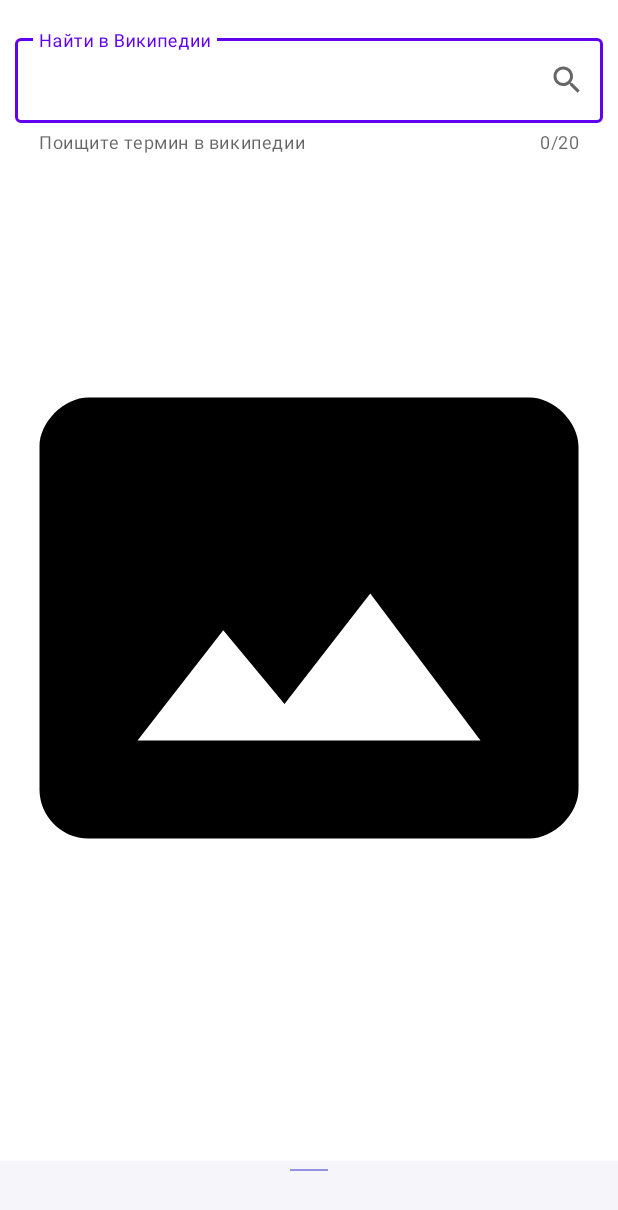
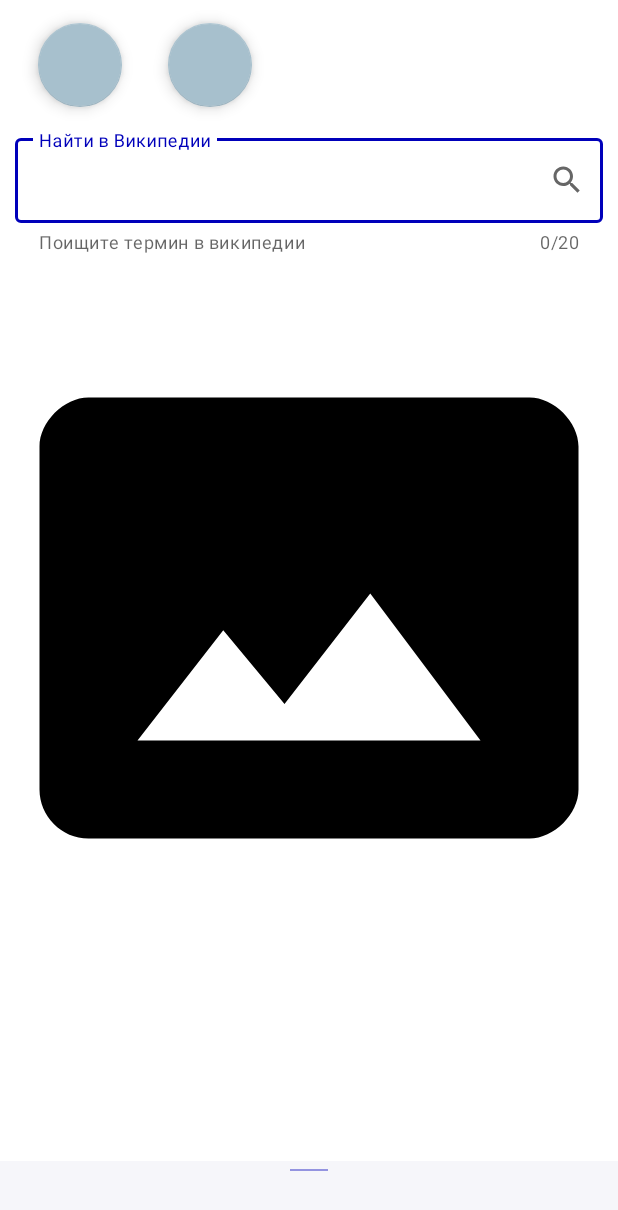
Before and after one commit to TimurAbyzbaev/nasaApp, an Android app: the layout fragment_main.xml on its own in the app's theme, with its tools: preview values and no code run, on a phone screen of 412 x 824 dp. Shown: the top 1210 px of the screen. Run offline under Robolectric (Android 15) with nearby library versions, the phone set to English and light mode, and no system bars.

Commit message:
Themes part 2. Не законченное

```diff
--- a/app/src/main/java/ru/abyzbaev/nasaapp/MainActivity.kt
+++ b/app/src/main/java/ru/abyzbaev/nasaapp/MainActivity.kt
@@ -6,14 +6,16 @@ import ru.abyzbaev.nasaapp.databinding.ActivityMainBinding
 import ru.abyzbaev.nasaapp.ui.main.PictureOfTheDayFragment
 
 class MainActivity : AppCompatActivity() {
-
+    val THEME = "THEME"
     private lateinit var binding: ActivityMainBinding
 
     override fun onCreate(savedInstanceState: Bundle?) {
         super.onCreate(savedInstanceState)
         binding = ActivityMainBinding.inflate(layoutInflater)
         setContentView(binding.root)
+        setTheme(R.style.PinkTheme)
         if (savedInstanceState == null) {
+
             supportFragmentManager.beginTransaction()
                 .replace(R.id.container, PictureOfTheDayFragment.newInstance())
                 .commitNow()
--- a/app/src/main/res/layout/fragment_main.xml
+++ b/app/src/main/res/layout/fragment_main.xml
@@ -1,6 +1,7 @@
 <?xml version="1.0" encoding="utf-8"?>
 <androidx.coordinatorlayout.widget.CoordinatorLayout xmlns:android="http://schemas.android.com/apk/res/android"
     xmlns:app="http://schemas.android.com/apk/res-auto"
+    xmlns:tools="http://schemas.android.com/tools"
     android:layout_width="match_parent"
     android:layout_height="match_parent">
 
@@ -23,10 +24,9 @@
             app:endIconDrawable="@drawable/ic_baseline_search_24"
             app:endIconMode="custom"
             app:helperText="@string/wiki_helper_text"
-            android:layout_marginTop="20dp"
-            app:layout_constraintTop_toTopOf="parent"
             app:layout_constraintEnd_toEndOf="parent"
-            app:layout_constraintStart_toStartOf="parent">
+            app:layout_constraintStart_toStartOf="parent"
+            app:layout_constraintTop_toBottomOf="@+id/themeButtonsLayout">
 
             <com.google.android.material.textfield.TextInputEditText
                 android:id="@+id/input_edit_text"
@@ -45,6 +45,37 @@
             app:layout_constraintStart_toStartOf="parent"
             app:layout_constraintTop_toTopOf="parent"
             app:srcCompat="@drawable/ic_no_photo_vector" />
+        <LinearLayout
+            android:layout_width="match_parent"
+            android:layout_height="wrap_content"
+            android:id="@+id/themeButtonsLayout"
+            android:orientation="horizontal"
+            app:layout_constraintTop_toTopOf="parent">
+
+            <com.google.android.material.floatingactionbutton.FloatingActionButton
+                android:id="@+id/buttonThm1"
+                android:layout_width="wrap_content"
+                android:layout_height="wrap_content"
+                android:layout_margin="@dimen/default_margin"
+                android:layout_marginLeft="60dp"
+                android:layout_weight="1"
+                android:contentDescription="@string/change_theme"
+                android:text="@string/Button1" />
+
+            <com.google.android.material.floatingactionbutton.FloatingActionButton
+                android:id="@+id/buttonThm2"
+                android:layout_width="wrap_content"
+                android:layout_height="wrap_content"
+                android:layout_margin="@dimen/default_margin"
+                android:layout_weight="6"
+                android:contentDescription="@string/change_theme"
+                android:text="@string/Button2" />
+
+
+
+        </LinearLayout>
+
+
 
     </androidx.constraintlayout.widget.ConstraintLayout>
 
--- a/app/src/main/res/values-night/themes.xml
+++ b/app/src/main/res/values-night/themes.xml
@@ -6,8 +6,8 @@
         <item name="colorPrimaryVariant">@color/purple_700</item>
         <item name="colorOnPrimary">@color/black</item>
         <!-- Secondary brand color. -->
-        <item name="colorSecondary">@color/teal_200</item>
-        <item name="colorSecondaryVariant">@color/teal_200</item>
+        <item name="colorSecondary">@color/teal_700</item>
+        <item name="colorSecondaryVariant">@color/green</item>
         <item name="colorOnSecondary">@color/black</item>
         <!-- Status bar color. -->
         <item name="android:statusBarColor" tools:targetApi="l">?attr/colorPrimaryVariant</item>
--- a/app/src/main/res/values/attr.xml
+++ b/app/src/main/res/values/attr.xml
@@ -2,4 +2,6 @@
 <resources>
     <attr name="textColorConnected" format="reference"/>
     <attr name="textColorDisConnected" format="reference"/>
+    <attr name="themeColorPrimary" format="reference"/>
+
 </resources>
--- /dev/null
+++ b/app/src/main/res/values/dimens.xml
@@ -0,0 +1,4 @@
+<?xml version="1.0" encoding="utf-8"?>
+<resources>
+    <dimen name="default_margin">15dp</dimen>
+</resources>
--- a/app/src/main/res/values/strings.xml
+++ b/app/src/main/res/values/strings.xml
@@ -6,4 +6,7 @@
     <string name="favourite">favourite</string>
     <string name="settings">settings</string>
     <string name="search">Search</string>
+    <string name="Button1">Theme 1</string>
+    <string name="Button2">Theme 2</string>
+    <string name="change_theme">Change theme</string>
 </resources>
--- a/app/src/main/res/values/themes.xml
+++ b/app/src/main/res/values/themes.xml
@@ -2,27 +2,43 @@
     <!-- Base application theme. -->
     <style name="Theme.NasaApp" parent="Theme.MaterialComponents.DayNight.DarkActionBar">
         <!-- Primary brand color. -->
-        <item name="colorPrimary">@color/purple_500</item>
+        <item name="colorPrimary">?themeColorPrimary</item>
         <item name="colorPrimaryVariant">@color/purple_700</item>
         <item name="colorOnPrimary">@color/white</item>
         <!-- Secondary brand color. -->
-        <item name="colorSecondary">@color/teal_200</item>
+        <item name="colorSecondary">@color/green</item>
         <item name="colorSecondaryVariant">@color/teal_700</item>
         <item name="colorOnSecondary">@color/black</item>
         <!-- Status bar color. -->
         <item name="android:statusBarColor" tools:targetApi="l">?attr/colorPrimaryVariant</item>
         <!-- Customize your theme here. -->
+        <item name="themeColorPrimary">@color/colorPrimary</item>
+
     </style>
 
-    <style name="IndigoTheme" parent="Theme.MaterialComponents.DayNight.NoActionBar">
-        <item name="colorPrimary">@color/indigo</item>
+    <style name="AppTheme" parent="Theme.NasaApp">
+        <item name="colorPrimary">?themeColorPrimary</item>
+        <item name="textColorConnected">@color/green</item>
+        <item name="textColorDisConnected">@color/light_gray</item>
+    </style>
+
+
+    <style name="IndigoTheme" parent="Theme.NasaApp">
         <item name="colorPrimaryVariant">@color/indigo_dark</item>
+        <item name="colorPrimary">@color/indigo_dark</item>
         <item name="colorSecondary">@color/light_gray</item>
         <item name="colorSecondaryVariant">@color/light_gray</item>
         <item name="colorOnSecondary">@color/black</item>
-        <item name="textColorConnected">@color/green</item>
-        <item name="textColorDisConnected">@color/light_gray</item>
+        <item name="themeColorPrimary">@color/teal_700</item>
+    </style>
 
+    <style name="PinkTheme" parent="Theme.NasaApp">
+        <item name="colorPrimaryVariant">@color/pink_dark</item>
+        <item name="colorPrimary">@color/pink_dark</item>
+        <item name="colorSecondary">@color/pink_light</item>
+        <item name="colorSecondaryVariant">@color/pink_light</item>
+        <item name="colorOnSecondary">@color/pink_light</item>
+        <item name="themeColorPrimary">@color/pink</item>
     </style>
 
 </resources>
```
Also changed, not shown: app/src/main/java/ru/abyzbaev/nasaapp/ui/main/PictureOfTheDayFragment.kt (+29 -0 lines), app/src/main/res/values/colors.xml (+7 -5 lines).
